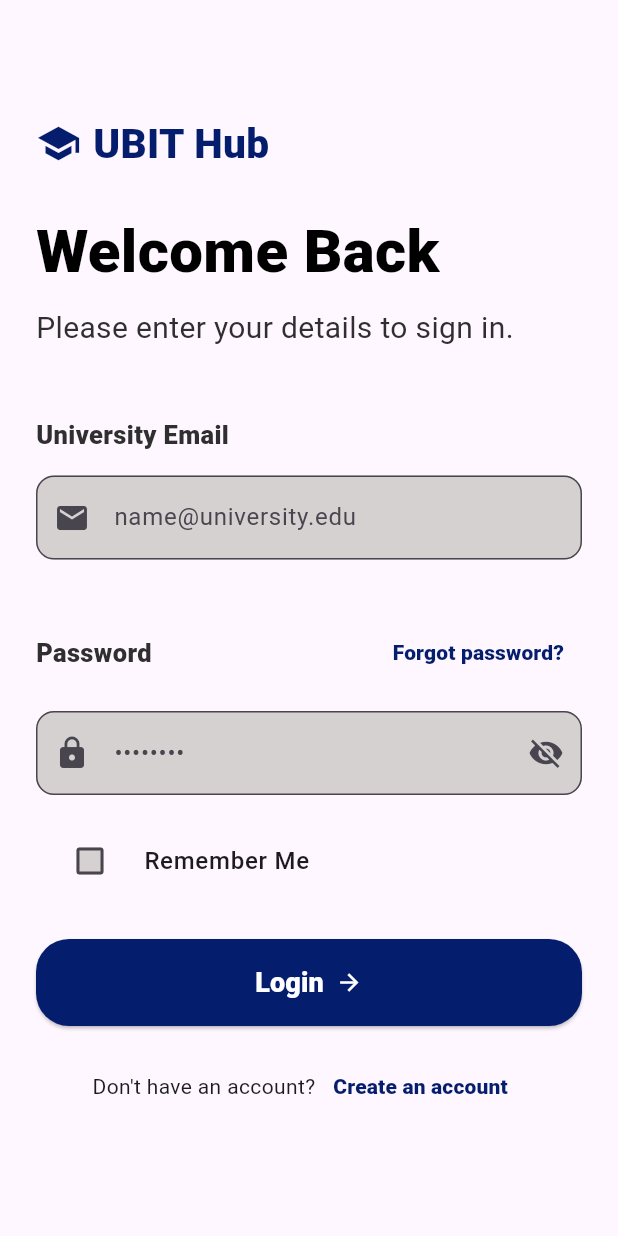
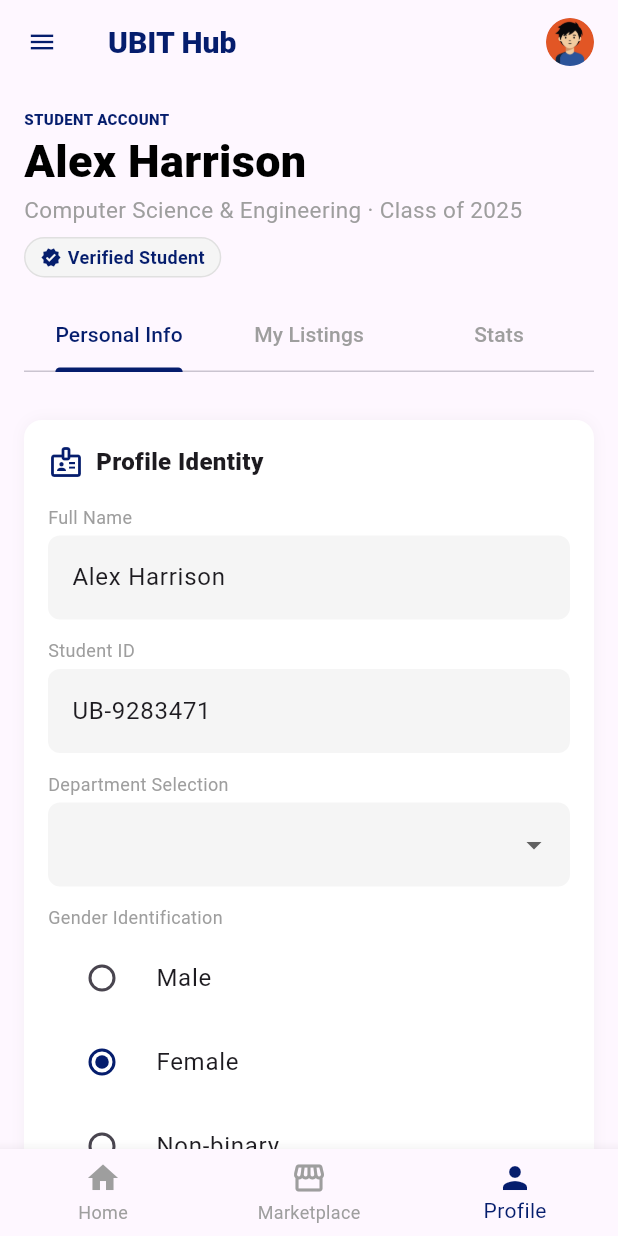
Before and after one commit to AnoodShahwar/UBIT-Student-Hub, a Flutter app: the screen it shows after launch, on a phone screen of 412 x 824 dp. Run offline on Flutter 3.47's test engine with Material 3 defaults, Android fonts, the phone set to English and light mode, and no system bars.

Commit message:
Profile Screen Completed

```diff
--- a/lib/main.dart
+++ b/lib/main.dart
@@ -1,5 +1,5 @@
 import 'package:flutter/material.dart';
-import 'package:ubit_student_hub/screens/login.dart';
+import 'package:ubit_student_hub/screens/profile.dart';
 
 void main() {
   runApp(const MyApp());
@@ -9,6 +9,9 @@ class MyApp extends StatelessWidget {
   const MyApp({super.key});
   @override
   Widget build(BuildContext context) {
-    return MaterialApp(debugShowCheckedModeBanner: false, home: LoginScreen());
+    return MaterialApp(
+      debugShowCheckedModeBanner: false,
+      home: ProfileScreen(),
+    );
   }
 }
--- a/lib/screens/profile.dart
+++ b/lib/screens/profile.dart
@@ -0,0 +1,406 @@
+import 'package:flutter/material.dart';
+
+class ProfileScreen extends StatefulWidget {
+  const ProfileScreen({super.key});
+  @override
+  State<ProfileScreen> createState() => _ProfileScreenState();
+}
+
+class _ProfileScreenState extends State<ProfileScreen>
+    with SingleTickerProviderStateMixin {
+  final _profileFormKey = GlobalKey<FormState>();
+  String _selectedGender = 'Female';
+  String? _selectedDepartment;
+  late TabController _tabController;
+
+  @override
+  void initState() {
+    super.initState();
+    _tabController = TabController(length: 3, vsync: this);
+  }
+
+  @override
+  void dispose() {
+    _tabController.dispose();
+    super.dispose();
+  }
+
+  @override
+  Widget build(BuildContext context) {
+    return Scaffold(
+      appBar: AppBar(
+        leading: Icon(Icons.menu, size: 20, color: Color(0xFF051D6D)),
+        title: Text(
+          'UBIT Hub',
+          style: TextStyle(
+            fontSize: 20,
+            fontWeight: FontWeight.w900,
+            color: Color(0xFF051D6D),
+          ),
+        ),
+        actions: [
+          Padding(
+            padding: EdgeInsets.only(right: 16),
+            child: CircleAvatar(
+              backgroundImage: AssetImage('assets/avatar.jpg'),
+              radius: 16,
+            ),
+          ),
+        ],
+      ),
+      body: Column(
+        crossAxisAlignment: CrossAxisAlignment.start,
+        children: [
+          Padding(
+            padding: EdgeInsets.all(16),
+            child: Column(
+              crossAxisAlignment: CrossAxisAlignment.start,
+              children: [
+                Text(
+                  'STUDENT ACCOUNT',
+                  style: TextStyle(
+                    fontSize: 10,
+                    color: Color(0xFF051D6D),
+                    fontWeight: FontWeight.w900,
+                  ),
+                ),
+                Text(
+                  'Alex Harrison',
+                  style: TextStyle(
+                    fontSize: 30,
+                    fontWeight: FontWeight.w900,
+                    color: Colors.black,
+                  ),
+                ),
+                Text(
+                  'Computer Science & Engineering · Class of 2025',
+                  style: TextStyle(fontSize: 15, color: Colors.grey),
+                ),
+                SizedBox(height: 8),
+                Container(
+                  padding: EdgeInsets.symmetric(horizontal: 10, vertical: 4),
+                  decoration: BoxDecoration(
+                    color: Colors.grey.shade100,
+                    borderRadius: BorderRadius.circular(20),
+                    border: Border.all(color: Colors.grey.shade300),
+                  ),
+                  child: Row(
+                    mainAxisSize: MainAxisSize.min,
+                    children: [
+                      Icon(Icons.verified, size: 14, color: Color(0xFF051D6D)),
+                      SizedBox(width: 4),
+                      Text(
+                        'Verified Student',
+                        style: TextStyle(
+                          fontSize: 12,
+                          color: Color(0xFF051D6D),
+                          fontWeight: FontWeight.w600,
+                        ),
+                      ),
+                    ],
+                  ),
+                ),
+                SizedBox(height: 15),
+                TabBar(
+                  controller: _tabController,
+                  indicatorColor: Color(0xFF051D6D),
+                  labelColor: Color(0xFF051D6D),
+                  unselectedLabelColor: Colors.grey,
+                  tabs: [
+                    Tab(text: 'Personal Info'),
+                    Tab(text: 'My Listings'),
+                    Tab(text: 'Stats'),
+                  ],
+                ),
+              ],
+            ),
+          ),
+          Expanded(
+            child: TabBarView(
+              controller: _tabController,
+              children: [
+                SingleChildScrollView(
+                  padding: EdgeInsets.all(16),
+                  child: Form(
+                    key: _profileFormKey,
+                    child: Column(
+                      crossAxisAlignment: CrossAxisAlignment.start,
+                      children: [
+                        Container(
+                          padding: EdgeInsets.all(16),
+                          decoration: BoxDecoration(
+                            color: Colors.white,
+                            borderRadius: BorderRadius.circular(12),
+                            boxShadow: [
+                              BoxShadow(
+                                color: Colors.grey.withOpacity(0.1),
+                                blurRadius: 8,
+                              ),
+                            ],
+                          ),
+                          child: Column(
+                            crossAxisAlignment: CrossAxisAlignment.start,
+                            children: [
+                              Row(
+                                children: [
+                                  Icon(
+                                    Icons.badge_outlined,
+                                    color: Color(0xFF051D6D),
+                                  ),
+                                  SizedBox(width: 8),
+                                  Text(
+                                    'Profile Identity',
+                                    style: TextStyle(
+                                      fontSize: 16,
+                                      fontWeight: FontWeight.w900,
+                                    ),
+                                  ),
+                                ],
+                              ),
+                              SizedBox(height: 16),
+                              Text(
+                                'Full Name',
+                                style: TextStyle(
+                                  fontSize: 12,
+                                  color: Colors.grey,
+                                ),
+                              ),
+                              SizedBox(height: 4),
+                              TextFormField(
+                                initialValue: 'Alex Harrison',
+                                decoration: InputDecoration(
+                                  filled: true,
+                                  fillColor: Colors.grey.shade100,
+                                  border: OutlineInputBorder(
+                                    borderRadius: BorderRadius.circular(8),
+                                    borderSide: BorderSide.none,
+                                  ),
+                                ),
+                              ),
+                              SizedBox(height: 12),
+                              Text(
+                                'Student ID',
+                                style: TextStyle(
+                                  fontSize: 12,
+                                  color: Colors.grey,
+                                ),
+                              ),
+                              SizedBox(height: 4),
+                              TextFormField(
+                                initialValue: 'UB-9283471',
+                                decoration: InputDecoration(
+                                  filled: true,
+                                  fillColor: Colors.grey.shade100,
+                                  border: OutlineInputBorder(
+                                    borderRadius: BorderRadius.circular(8),
+                                    borderSide: BorderSide.none,
+                                  ),
+                                ),
+                              ),
+                              SizedBox(height: 12),
+                              Text(
+                                'Department Selection',
+                                style: TextStyle(
+                                  fontSize: 12,
+                                  color: Colors.grey,
+                                ),
+                              ),
+                              SizedBox(height: 4),
+                              DropdownButtonFormField<String>(
+                                value: _selectedDepartment,
+                                decoration: InputDecoration(
+                                  filled: true,
+                                  fillColor: Colors.grey.shade100,
+                                  border: OutlineInputBorder(
+                                    borderRadius: BorderRadius.circular(8),
+                                    borderSide: BorderSide.none,
+                                  ),
+                                ),
+                                items:
+                                    [
+                                          'Computer Science & Engineering',
+                                          'Electrical Engineering',
+                                          'Business Administration',
+                                          'Social Sciences',
+                                        ]
+                                        .map(
+                                          (dept) => DropdownMenuItem(
+                                            value: dept,
+                                            child: Text(dept),
+                                          ),
+                                        )
+                                        .toList(),
+                                onChanged: (value) =>
+                                    setState(() => _selectedDepartment = value),
+                              ),
+                              SizedBox(height: 12),
+                              Text(
+                                'Gender Identification',
+                                style: TextStyle(
+                                  fontSize: 12,
+                                  color: Colors.grey,
+                                ),
+                              ),
+                              SizedBox(height: 4),
+                              RadioListTile<String>(
+                                title: Text('Male'),
+                                value: 'Male',
+                                groupValue: _selectedGender,
+                                onChanged: (value) =>
+                                    setState(() => _selectedGender = value!),
+                                activeColor: Color(0xFF051D6D),
+                              ),
+                              RadioListTile<String>(
+                                title: Text('Female'),
+                                value: 'Female',
+                                groupValue: _selectedGender,
+                                onChanged: (value) =>
+                                    setState(() => _selectedGender = value!),
+                                activeColor: Color(0xFF051D6D),
+                              ),
+                              RadioListTile<String>(
+                                title: Text('Non-binary'),
+                                value: 'Non-binary',
+                                groupValue: _selectedGender,
+                                onChanged: (value) =>
+                                    setState(() => _selectedGender = value!),
+                                activeColor: Color(0xFF051D6D),
+                              ),
+                            ],
+                          ),
+                        ),
+                        SizedBox(height: 16),
+                        Row(
+                          children: [
+                            Expanded(
+                              child: OutlinedButton(
+                                onPressed: () {},
+                                child: Text(
+                                  'Cancel',
+                                  style: TextStyle(color: Color(0xFF051D6D)),
+                                ),
+                              ),
+                            ),
+                            SizedBox(width: 16),
+                            Expanded(
+                              child: ElevatedButton(
+                                onPressed: () {},
+                                style: ElevatedButton.styleFrom(
+                                  backgroundColor: Color(0xFF051D6D),
+                                ),
+                                child: Text(
+                                  'Save Changes',
+                                  style: TextStyle(color: Colors.white),
+                                ),
+                              ),
+                            ),
+                          ],
+                        ),
+                        SizedBox(height: 16),
+                        Container(
+                          padding: EdgeInsets.all(16),
+                          decoration: BoxDecoration(
+                            color: Color(0xFF051D6D),
+                            borderRadius: BorderRadius.circular(12),
+                          ),
+                          child: Column(
+                            crossAxisAlignment: CrossAxisAlignment.start,
+                            children: [
+                              Text(
+                                'Profile Strength',
+                                style: TextStyle(
+                                  color: Colors.white,
+                                  fontSize: 14,
+                                  fontWeight: FontWeight.w900,
+                                ),
+                              ),
+                              SizedBox(height: 4),
+                              Text(
+                                '85%',
+                                style: TextStyle(
+                                  color: Colors.white,
+                                  fontSize: 28,
+                                  fontWeight: FontWeight.w900,
+                                ),
+                              ),
+                              SizedBox(height: 8),
+                              LinearProgressIndicator(
+                                value: 0.85,
+                                backgroundColor: Colors.white24,
+                                valueColor: AlwaysStoppedAnimation<Color>(
+                                  Colors.white,
+                                ),
+                              ),
+                              SizedBox(height: 8),
+                              Text(
+                                'Complete your profile to unlock premium marketplace features and campus discounts.',
+                                style: TextStyle(
+                                  color: Colors.white70,
+                                  fontSize: 12,
+                                ),
+                              ),
+                            ],
+                          ),
+                        ),
+                        SizedBox(height: 16),
+                        Container(
+                          padding: EdgeInsets.all(16),
+                          decoration: BoxDecoration(
+                            color: Colors.white,
+                            borderRadius: BorderRadius.circular(12),
+                            boxShadow: [
+                              BoxShadow(
+                                color: Colors.grey.withOpacity(0.1),
+                                blurRadius: 8,
+                              ),
+                            ],
+                          ),
+                          child: Column(
+                            crossAxisAlignment: CrossAxisAlignment.start,
+                            children: [
+                              Text(
+                                'Privacy Note',
+                                style: TextStyle(
+                                  fontSize: 14,
+                                  fontWeight: FontWeight.w900,
+                                ),
+                              ),
+                              SizedBox(height: 4),
+                              Text(
+                                'Your department information helps us tailor marketplace recommendations and campus alerts.',
+                                style: TextStyle(
+                                  fontSize: 12,
+                                  color: Colors.grey,
+                                ),
+                              ),
+                            ],
+                          ),
+                        ),
+                      ],
+                    ),
+                  ),
+                ),
+                Container(),
+                Container(),
+              ],
+            ),
+          ),
+        ],
+      ),
+      bottomNavigationBar: BottomNavigationBar(
+        currentIndex: 2,
+        selectedItemColor: Color(0xFF051D6D),
+        unselectedItemColor: Colors.grey,
+        onTap: (index) {},
+        items: [
+          BottomNavigationBarItem(icon: Icon(Icons.home), label: 'Home'),
+          BottomNavigationBarItem(
+            icon: Icon(Icons.storefront),
+            label: 'Marketplace',
+          ),
+          BottomNavigationBarItem(icon: Icon(Icons.person), label: 'Profile'),
+        ],
+      ),
+    );
+  }
+}
--- a/pubspec.yaml
+++ b/pubspec.yaml
@@ -69,6 +69,7 @@ flutter:
     - assets/macbook.jpeg
     - assets/watch.jpeg
     - assets/pile.jpg
+    - assets/avatar.jpg
 
   # An image asset can refer to one or more resolution-specific "variants", see
   # https://flutter.dev/to/resolution-aware-images
```
Also changed, not shown: assets/avatar.jpg (added).
